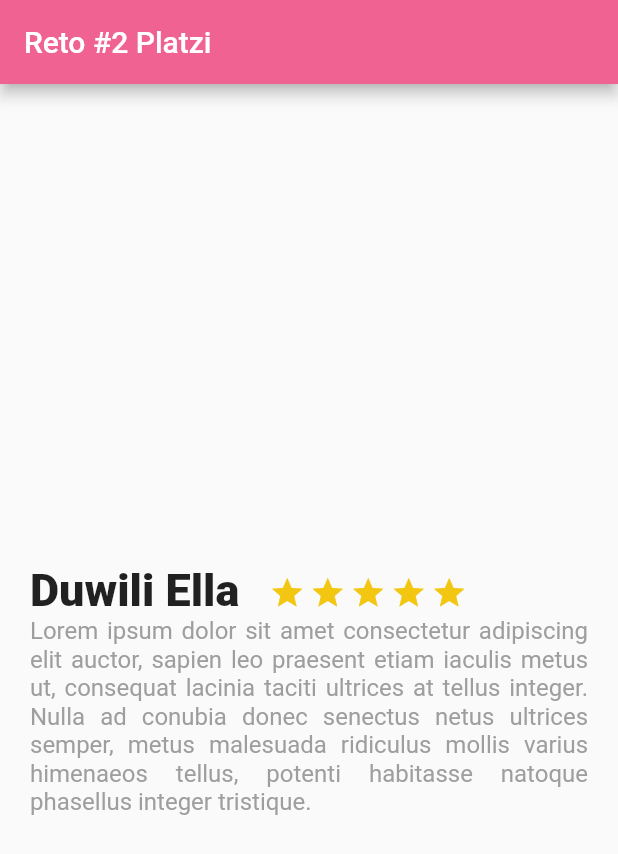
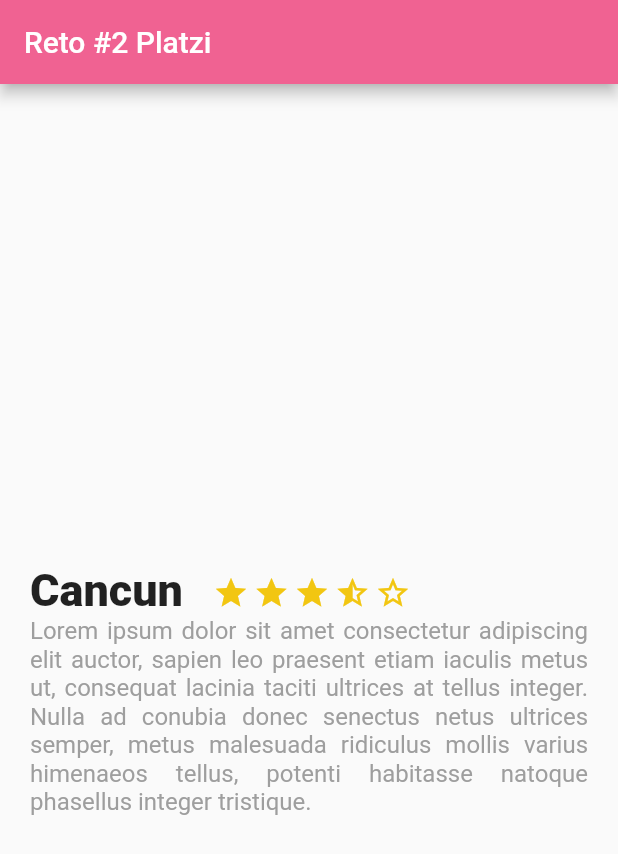
Before and after one commit to cristianDevia/Platzi_trips, a Flutter app: the screen it shows after launch, on a phone screen of 412 x 824 dp. Shown: the top 854 px of the screen. Run offline on Flutter 3.47's test engine with Material 2 defaults, Android fonts, the phone set to English and light mode, and no system bars.

Commit message:
clase 21

```diff
--- a/lib/description_place.dart
+++ b/lib/description_place.dart
@@ -1,9 +1,31 @@
 import 'package:flutter/material.dart';
 
 class DescriptionPlace extends StatelessWidget {
+  String namePlace;
+  int numStars;
+  String descriptionPlace;
+  String descriptionDummy =
+      "Lorem ipsum dolor sit amet consectetur adipiscing elit auctor, sapien leo praesent etiam iaculis metus ut, consequat lacinia taciti ultrices at tellus integer. Nulla ad conubia donec senectus netus ultrices semper, metus malesuada ridiculus mollis varius himenaeos tellus, potenti habitasse natoque phasellus integer tristique.";
+
+  DescriptionPlace(this.namePlace, this.numStars, this.descriptionPlace);
+
   @override
   Widget build(BuildContext context) {
-    final starts = Container(
+    final star_half = Container(
+      margin: const EdgeInsets.only(top: 323.0, right: 3.0),
+      child: const Icon(
+        Icons.star_half,
+        color: Color(0xFFf2C611),
+      ),
+    );
+    final star_border = Container(
+      margin: const EdgeInsets.only(top: 323.0, right: 3.0),
+      child: const Icon(
+        Icons.star_border,
+        color: Color(0xFFf2C611),
+      ),
+    );
+    final star = Container(
       margin: const EdgeInsets.only(top: 323.0, right: 3.0),
       child: const Icon(
         Icons.star,
@@ -13,8 +35,8 @@ class DescriptionPlace extends StatelessWidget {
 
     final description = Container(
       margin: const EdgeInsets.only(right: 20.0, left: 20.0),
-      child: const Text(
-        "Lorem ipsum dolor sit amet consectetur adipiscing elit auctor, sapien leo praesent etiam iaculis metus ut, consequat lacinia taciti ultrices at tellus integer. Nulla ad conubia donec senectus netus ultrices semper, metus malesuada ridiculus mollis varius himenaeos tellus, potenti habitasse natoque phasellus integer tristique.",
+      child: Text(
+        descriptionPlace,
         style: TextStyle(fontSize: 16.0, color: Colors.grey),
         textAlign: TextAlign.justify,
       ),
@@ -24,19 +46,19 @@ class DescriptionPlace extends StatelessWidget {
       children: <Widget>[
         Container(
           margin: const EdgeInsets.only(top: 320.0, left: 20.0, right: 20.0),
-          child: const Text(
-            "Duwili Ella",
+          child: Text(
+            namePlace,
             style: TextStyle(fontSize: 30.0, fontWeight: FontWeight.w900),
             textAlign: TextAlign.left,
           ),
         ),
         Row(
           children: <Widget>[
-            starts,
-            starts,
-            starts,
-            starts,
-            starts,
+            star,
+            star,
+            star,
+            star_half,
+            star_border,
           ],
         )
       ],
--- a/lib/main.dart
+++ b/lib/main.dart
@@ -12,8 +12,12 @@ class MyApp extends StatelessWidget {
   const MyApp({Key? key}) : super(key: key);
 
   // This widget is the root of your application.
+
   @override
   Widget build(BuildContext context) {
+    String descriptionDummy =
+        "Lorem ipsum dolor sit amet consectetur adipiscing elit auctor, sapien leo praesent etiam iaculis metus ut, consequat lacinia taciti ultrices at tellus integer. Nulla ad conubia donec senectus netus ultrices semper, metus malesuada ridiculus mollis varius himenaeos tellus, potenti habitasse natoque phasellus integer tristique.";
+
     return MaterialApp(
         title: 'Flutter Demo',
         theme: ThemeData(),
@@ -22,7 +26,7 @@ class MyApp extends StatelessWidget {
             title: Text("Reto #2 Platzi"),
             backgroundColor: Colors.pink[300],
           ),
-          body: DescriptionPlace(),
+          body: DescriptionPlace("Cancun", 4, descriptionDummy),
         ) //const MyHomePage(title: 'Flutter Demo Home Page'),
         );
   }
```
